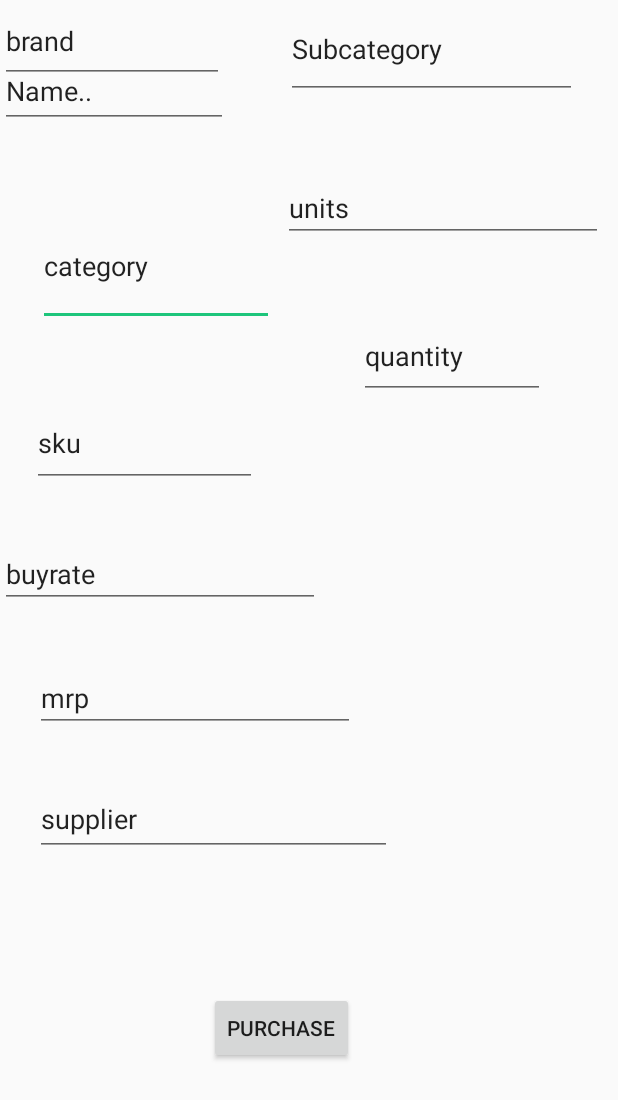
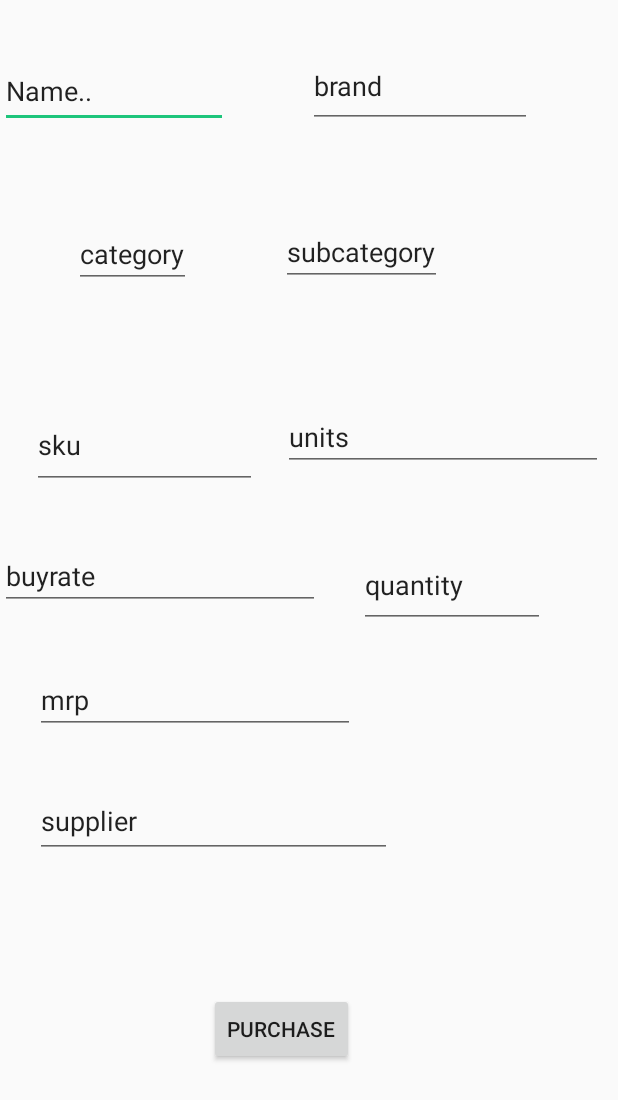
Before and after one commit to ishminsingh/SRPOS, an Android app: the layout activity_purchase_new_item.xml on its own in the app's theme, with its tools: preview values and no code run, on a phone screen of 412 x 824 dp. Shown: the top 1100 px of the screen. Run offline under Robolectric (Android 15) with nearby library versions, the phone set to English and light mode, and no system bars.

Commit message:
many changes

```diff
--- a/app/src/main/java/dev/ishmin/srpos/MainActivity.java
+++ b/app/src/main/java/dev/ishmin/srpos/MainActivity.java
@@ -1,6 +1,7 @@
 package dev.ishmin.srpos;
 
 import android.content.Intent;
+import android.database.sqlite.SQLiteDatabase;
 import android.os.Bundle;
 import android.view.MenuItem;
 import android.view.Menu;
@@ -31,6 +32,7 @@ public class MainActivity extends AppCompatActivity {
     private DrawerLayout drawer;
     private NavigationView navigationView;
     private NavController navController;
+    static SQLiteDatabase SRPOS;
 
     @Override
     protected void onCreate(Bundle savedInstanceState) {
@@ -38,6 +40,8 @@ public class MainActivity extends AppCompatActivity {
         setContentView(R.layout.activity_main);
         Toolbar toolbar = findViewById(R.id.toolbar);
         setSupportActionBar(toolbar);
+
+        SRPOS=this.openOrCreateDatabase("SRPOS",MODE_PRIVATE,null);
 
         drawer = findViewById(R.id.drawer_layout);
         navigationView = findViewById(R.id.nav_view);
--- a/app/src/main/java/dev/ishmin/srpos/PurchaseNewItem.java
+++ b/app/src/main/java/dev/ishmin/srpos/PurchaseNewItem.java
@@ -26,6 +26,8 @@ EditText name=findViewById(R.id.name);
         super.onCreate(savedInstanceState);
         setContentView(R.layout.activity_purchase_new_item);
         //populate textviews..auto
+
+
         try {
 
 
@@ -56,6 +58,8 @@ EditText name=findViewById(R.id.name);
                        try {
                            MainActivity.SRPOS.execSQL("INSERT INTO PurchasedItems(name,category,subcategory,brand,sku,buyrate, mrp,supplier,unit,quantiy,date)VALUES('" + name1 + "','" + category1 + "','" + subcategory1 + "'," + sku1 + "," + buyrate1 + "," + mrp1 + ",'" + units1 + "," + quantity1 + "'" + supplier1 + "')");
                            MainActivity.SRPOS.execSQL("INSERT INTO Products(name,category,subcategory,brand,sku,buyrate, mrp,supplier,unit,quantiy)VALUES('" + name1 + "','" + category1 + "','" + subcategory1 + "'," + sku1 + "," + buyrate1 + "," + mrp1 + ",'" + units1 + "," + quantity1 + "'" + supplier1 + "')");
+
+
                        }
                        catch (Exception e)
                        {
--- a/app/src/main/res/layout/activity_purchase_new_item.xml
+++ b/app/src/main/res/layout/activity_purchase_new_item.xml
@@ -6,38 +6,15 @@
     android:layout_height="match_parent"
     tools:context=".PurchaseNewItem">
 
-    <EditText
-        android:id="@+id/category"
-        android:layout_width="157dp"
-        android:layout_height="80dp"
-        android:layout_marginTop="52dp"
-        android:layout_marginEnd="8dp"
-        android:layout_marginRight="8dp"
-        android:ems="10"
-        android:inputType="textPersonName"
-        android:text="category"
-        app:layout_constraintEnd_toStartOf="@+id/Subcategory"
-        app:layout_constraintTop_toBottomOf="@+id/name" />
-
-    <EditText
-        android:id="@+id/Subcategory"
-        android:layout_width="194dp"
-        android:layout_height="66dp"
-        android:layout_marginEnd="27dp"
-        android:layout_marginRight="27dp"
-        android:ems="10"
-        android:inputType="textPersonName"
-        android:text="Subcategory"
-        app:layout_constraintEnd_toEndOf="parent"
-        tools:layout_editor_absoluteY="152dp" />
-
     <AutoCompleteTextView
         android:id="@+id/name"
         android:layout_width="152dp"
         android:layout_height="49dp"
         android:layout_marginTop="36dp"
         android:completionHint="Select a name"
+        android:completionThreshold="1"
         android:text="Name.."
+        app:layout_constraintStart_toStartOf="parent"
         app:layout_constraintTop_toTopOf="parent" />
 
     <EditText
@@ -46,7 +23,7 @@
         android:layout_height="58dp"
         android:layout_marginStart="21dp"
         android:layout_marginLeft="21dp"
-        android:layout_marginTop="49dp"
+        android:layout_marginTop="76dp"
         android:ems="10"
         android:inputType="number"
         android:text="sku"
@@ -111,7 +88,7 @@
         android:layout_height="wrap_content"
         android:layout_marginStart="17dp"
         android:layout_marginLeft="17dp"
-        android:layout_marginTop="50dp"
+        android:layout_marginTop="78dp"
         android:ems="10"
         android:inputType="number"
         android:text="units"
@@ -135,8 +112,38 @@
         android:id="@+id/brand"
         android:layout_width="149dp"
         android:layout_height="55dp"
+        android:layout_marginStart="53dp"
+        android:layout_marginLeft="53dp"
+        android:layout_marginTop="30dp"
         android:completionHint="brand"
+        android:completionThreshold="1"
         android:text="brand"
-        tools:layout_editor_absoluteX="205dp"
-        tools:layout_editor_absoluteY="30dp" />
+        app:layout_constraintStart_toEndOf="@+id/name"
+        app:layout_constraintTop_toTopOf="parent" />
+
+    <AutoCompleteTextView
+        android:id="@+id/category"
+        android:layout_width="wrap_content"
+        android:layout_height="wrap_content"
+        android:layout_marginStart="49dp"
+        android:layout_marginLeft="49dp"
+        android:layout_marginTop="61dp"
+        android:completionHint="category"
+        android:completionThreshold="1"
+        android:text="category"
+        app:layout_constraintStart_toStartOf="parent"
+        app:layout_constraintTop_toBottomOf="@+id/name" />
+
+    <AutoCompleteTextView
+        android:id="@+id/Subcategory"
+        android:layout_width="wrap_content"
+        android:layout_height="wrap_content"
+        android:layout_marginTop="60dp"
+        android:layout_marginEnd="117dp"
+        android:layout_marginRight="117dp"
+        android:completionHint="subcategory"
+        android:completionThreshold="1"
+        android:text="subcategory"
+        app:layout_constraintEnd_toEndOf="parent"
+        app:layout_constraintTop_toBottomOf="@+id/brand" />
 </androidx.constraintlayout.widget.ConstraintLayout>
```
Also changed, not shown: app/src/main/AndroidManifest.xml (+7 -4 lines), app/src/main/java/dev/ishmin/srpos/Billing.java (+16 -14 lines), app/src/main/java/dev/ishmin/srpos/payment.java (added, +56 -0 lines), app/src/main/res/layout/activity_payment.xml (added, +91 -0 lines).
